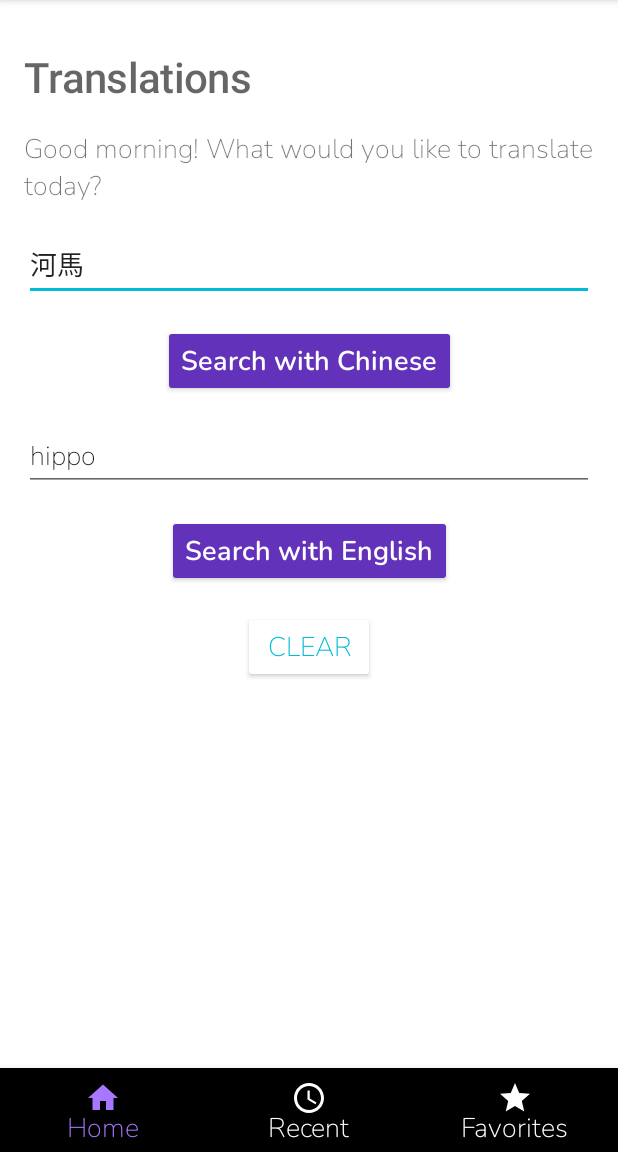
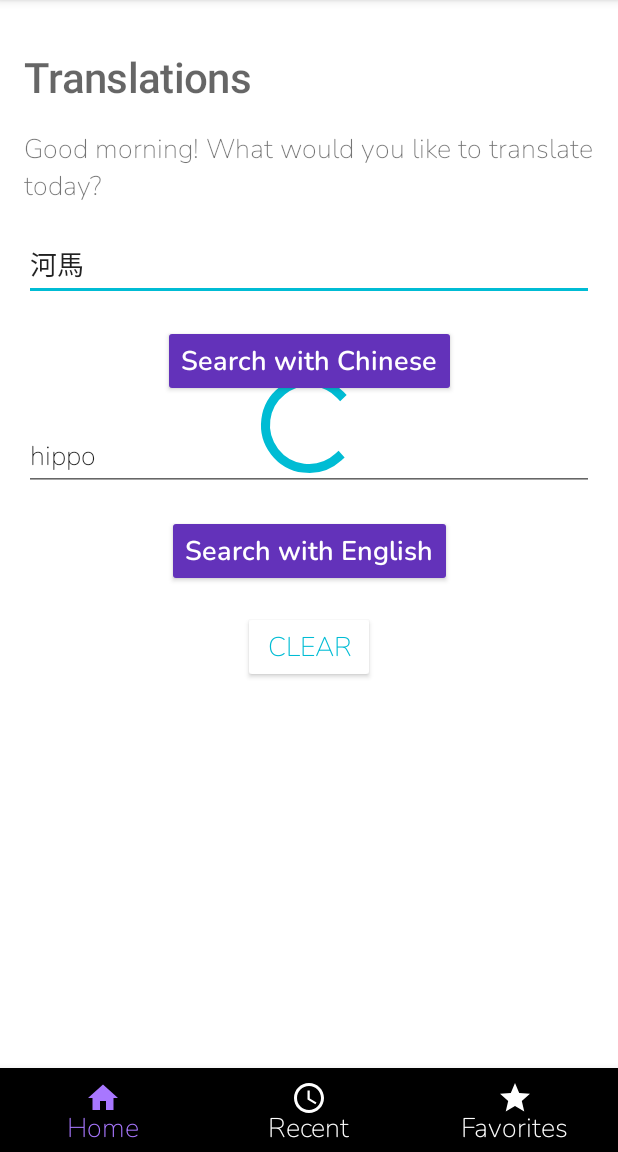
Before and after one commit to kikifreena/HeartOfTaiwanese, an Android app: the screen it shows after launch (MainActivity), on a phone screen of 412 x 824 dp, the part 84-1236 px from its top. Run offline under Robolectric (Android 15) with nearby library versions, the phone set to English and light mode, and no system bars.

Commit message:
Add a loading bar.

```diff
--- a/app/src/main/res/layout/fragment_home.xml
+++ b/app/src/main/res/layout/fragment_home.xml
@@ -6,6 +6,18 @@
     android:layout_width="match_parent"
     android:layout_height="match_parent"
     tools:context=".activity.MainActivity">
+
+    <ProgressBar
+        android:id="@+id/progressBarLoading"
+        style="?android:attr/progressBarStyleLarge"
+        android:layout_width="wrap_content"
+        android:layout_height="wrap_content"
+        android:layout_centerHorizontal="true"
+        android:visibility="visible"
+        app:layout_constraintBottom_toBottomOf="parent"
+        app:layout_constraintEnd_toEndOf="parent"
+        app:layout_constraintStart_toStartOf="parent"
+        app:layout_constraintTop_toTopOf="parent" />
 
     <ScrollView
         android:layout_width="match_parent"
```
